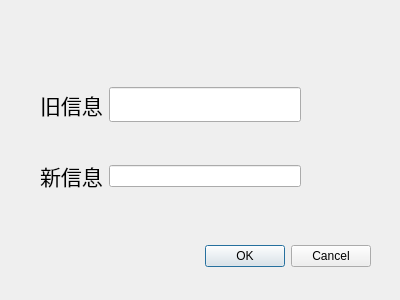
Above: LibraryManagementSystem/editdialog.ui from jkxing/LibraryManagementSystem before the change. Below: the same form after it.
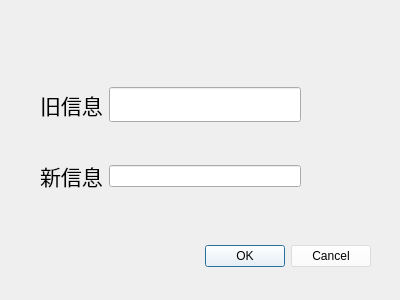
That is the form after the change.

What changed in the file:
```diff
--- a/LibraryManagementSystem/editdialog.ui
+++ b/LibraryManagementSystem/editdialog.ui
@@ -22,6 +22,9 @@
      <height>32</height>
     </rect>
    </property>
+   <property name="styleSheet">
+    <string notr="true">background-color: rgba(255, 255, 255, 100);</string>
+   </property>
    <property name="orientation">
     <enum>Qt::Horizontal</enum>
    </property>
@@ -29,7 +32,7 @@
     <set>QDialogButtonBox::Cancel|QDialogButtonBox::Ok</set>
    </property>
   </widget>
-  <widget class="QWidget" name="">
+  <widget class="QWidget" name="layoutWidget">
    <property name="geometry">
     <rect>
      <x>40</x>
```
